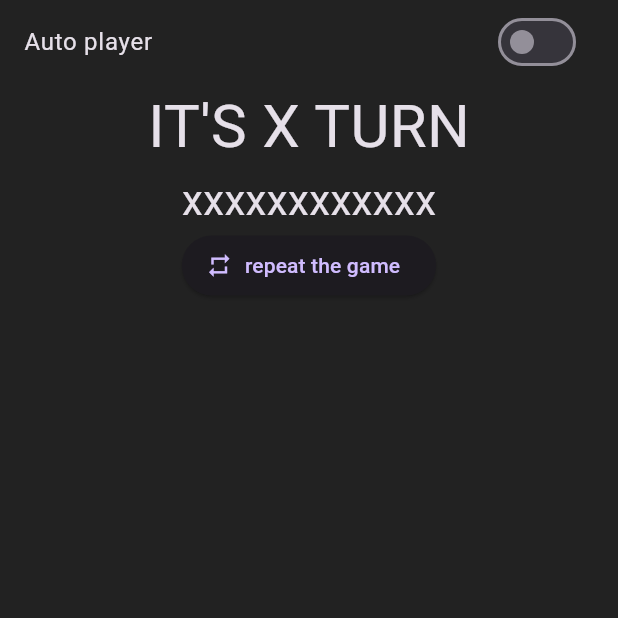
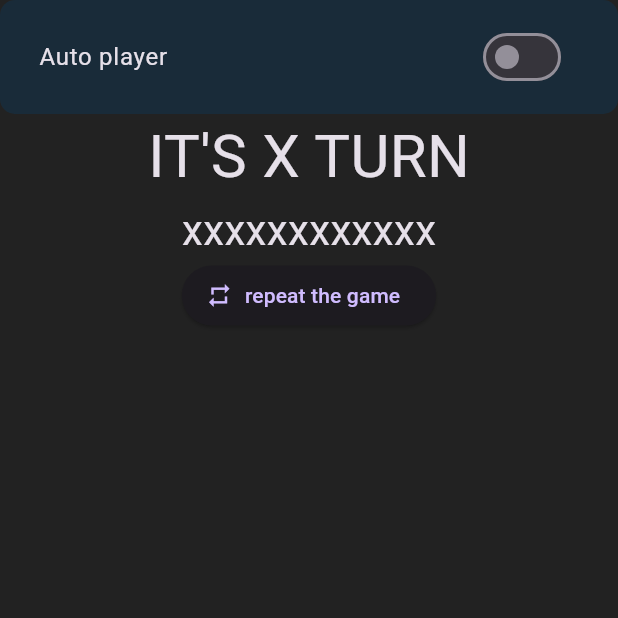
Before and after one commit to Abdalrahman1723/tic-tac-game, a Flutter app: the screen it shows after launch, on a phone screen of 412 x 824 dp, the top half of it. Run offline on Flutter 3.47's test engine with Material 3 defaults, Android fonts, the phone set to English and light mode, and no system bars; our stand-ins replace device_preview.

Commit message:
add better formatting and design for the switch button

```diff
--- a/lib/home_screen.dart
+++ b/lib/home_screen.dart
@@ -25,7 +25,13 @@ class _State extends State<HomeScreen> {
         child: Column(
           children: [
             // the auto player switch
-            SwitchListTile.adaptive(
+            Container(
+              padding: EdgeInsets.all(10),
+              decoration: BoxDecoration(
+                color: const Color.fromARGB(255, 25, 43, 57),
+                borderRadius: BorderRadius.circular(10),
+              ),
+              child: SwitchListTile.adaptive(
                 title: const Text('Auto player'),
                 value: isSwitched,
                 onChanged: (newValue) {
@@ -33,6 +39,7 @@ class _State extends State<HomeScreen> {
                     isSwitched = newValue;
                   });
                 },
+              ),
             ),
             //the turn
             Text(
```
Lines whose indentation alone changed are shown as unchanged.
